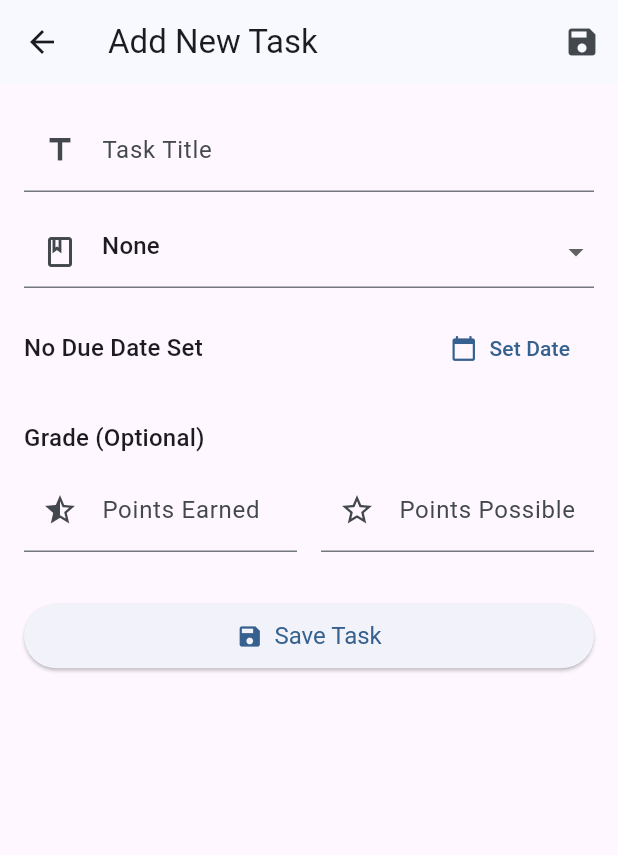
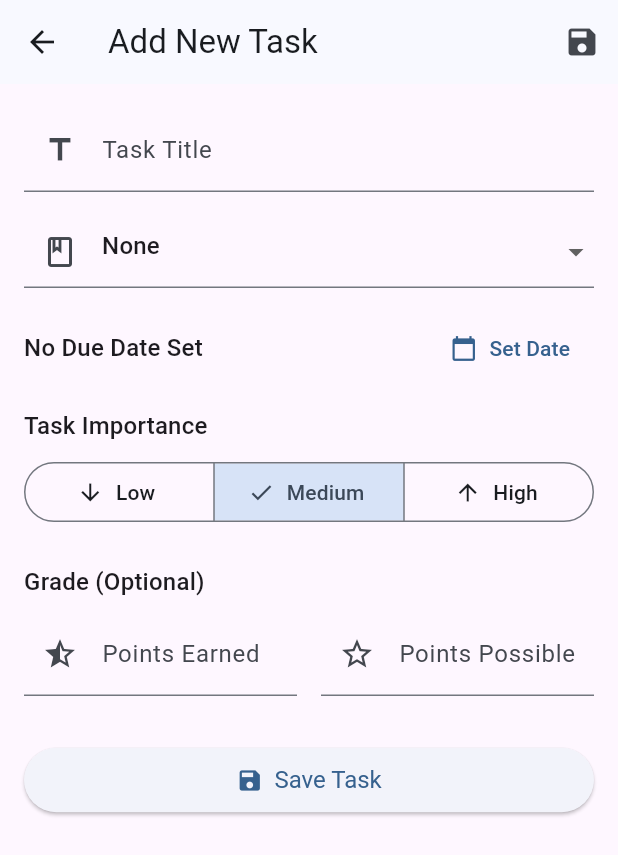
Before and after one commit to TafaraObed/happyapp, a Flutter app: the AddTaskScreen screen opened directly with empty values, on a phone screen of 412 x 824 dp. Shown: the top 855 px of the screen. Run offline on Flutter 3.47's test engine with Material 3 defaults, Android fonts, the phone set to English and light mode, and no system bars; our stand-ins replace fl_chart, flutter_animate, image_picker, shared_preferences, sqflite, table_calendar and 1 more; accounts and stored records are empty.

Commit message:
Added prioritisation and made a few bug fixes to the Courses screen and tasks screen

```diff
--- a/lib/helpers/database_helper.dart
+++ b/lib/helpers/database_helper.dart
@@ -20,7 +20,7 @@ class DatabaseHelper {
   DatabaseHelper._init();
 
   static const String _dbName = 'study_planner_v2.db'; // Increment version if schema changes
-  static const int _dbVersion = 4; // Increment version to trigger upgrades (v3->v4 for metadata)
+  static const int _dbVersion = 5; // <<< Incremented version for importance column
   static const String _prefDbVersionKey = 'db_version'; // Key for storing DB version in prefs
 
   // Table names
@@ -154,6 +154,7 @@ class DatabaseHelper {
           timeLogged TEXT,                    -- Store Duration as ISO8601 String (e.g., PT1H30M)
           createdAt TEXT NOT NULL,            -- Store as ISO8601 String
           completedAt TEXT,                   -- Store as ISO8601 String when completed
+          importance INTEGER,                 -- <<< Add importance column (nullable integer)
           FOREIGN KEY (user_id) REFERENCES $tableUsers (id) ON DELETE CASCADE
           -- Optional: FOREIGN KEY (courseId) REFERENCES $tableCourses (id)
           -- Note: Foreign key on courseId (TEXT) is trickier in SQLite if not primary key of courses
@@ -169,7 +170,22 @@ class DatabaseHelper {
   Future<void> _onUpgrade(Database db, int oldVersion, int newVersion) async {
     print("Upgrading database from v$oldVersion to v$newVersion");
 
-    // Add metadata column to courses table if upgrading to version 4
+    // Add importance column to tasks table if upgrading from version < 5
+    if (oldVersion < 5) {
+      try {
+        final tableInfo = await db.rawQuery("PRAGMA table_info($tableTasks)");
+        final hasImportance = tableInfo.any((col) => col['name'] == 'importance');
+        if (!hasImportance) {
+          print("Adding importance column to tasks table");
+          await db.execute("ALTER TABLE $tableTasks ADD COLUMN importance INTEGER");
+        }
+      } catch (e) {
+        print("ERROR adding importance column during upgrade: $e");
+        // Handle or log error appropriately
+      }
+    }
+
+    // Add metadata column to courses table if upgrading from version < 4
     if (oldVersion < 4) {
       try {
         final tableInfo = await db.rawQuery("PRAGMA table_info($tableCourses)");
--- a/lib/models/task.dart
+++ b/lib/models/task.dart
@@ -17,7 +17,8 @@ class Task {
   // Add time log list
   final List<TimeLogEntry> timeLog;
   final DateTime createdAt; // <<< Add createdAt field
-  // Add other fields later if needed (priority, notes, etc.)
+  final int? importance; // <<< Add importance field (e.g., 1=Low, 2=Medium, 3=High)
+  // Add other fields later if needed (notes, etc.)
 
   Task({
     required this.title,
@@ -29,6 +30,7 @@ class Task {
     this.pointsPossible, // Add to constructor
     List<TimeLogEntry>? timeLog, // Add to constructor
     DateTime? createdAt, // <<< Add to constructor
+    this.importance, // <<< Add importance to constructor
     String? id, // Allow providing an ID for updates
   }) : id = id ?? const Uuid().v4(),
        timeLog = timeLog ?? const [],
@@ -49,6 +51,7 @@ class Task {
     ValueGetter<double?>? pointsPossible,
     List<TimeLogEntry>? timeLog, // Add timeLog
     DateTime? createdAt,
+    int? importance, // <<< Add importance to copyWith
   }) {
     return Task(
       id: id ?? this.id,
@@ -61,6 +64,7 @@ class Task {
       pointsPossible: pointsPossible != null ? pointsPossible() : this.pointsPossible,
       timeLog: timeLog ?? this.timeLog, // Add timeLog
       createdAt: createdAt ?? this.createdAt, // Include in copyWith
+      importance: importance ?? this.importance, // <<< Add importance to copyWith
     );
   }
 
@@ -83,6 +87,8 @@ class Task {
     'pointsPossible': pointsPossible, // Add to JSON
     // Convert TimeLogEntry list to JSON list
     'timeLog': timeLog.map((entry) => entry.toJson()).toList(),
+    'createdAt': createdAt.toIso8601String(), // <<< Add createdAt to JSON
+    'importance': importance, // <<< Add importance to JSON
   };
 
   factory Task.fromJson(Map<String, dynamic> json) {
@@ -111,6 +117,7 @@ class Task {
       pointsPossible: (json['pointsPossible'] as num?)?.toDouble(),
       timeLog: parsedTimeLog, // Assign parsed list
       createdAt: DateTime.parse(json['createdAt'] as String), // Parse createdAt
+      importance: json['importance'] as int?, // <<< Parse importance (nullable int)
     );
   }
   // --- End JSON Conversion ---
@@ -131,6 +138,7 @@ class Task {
       'pointsPossible': pointsPossible,
       'timeLogged': timeLogJson, // Store timeLog as JSON string
       'createdAt': createdAt.toIso8601String(), // Store createdAt
+      'importance': importance, // <<< Add importance to DB map
       // 'user_id' is added by DatabaseHelper
     };
   }
@@ -172,6 +180,7 @@ class Task {
       pointsPossible: (map['pointsPossible'] as num?)?.toDouble(),
       timeLog: parsedTimeLog, // Use parsed timeLog
       createdAt: DateTime.parse(map['createdAt'] as String), // Parse createdAt
+      importance: map['importance'] as int?, // <<< Parse importance from DB map
     );
   }
   // --- End Database Map Conversion ---
--- a/lib/screens/add_task_screen.dart
+++ b/lib/screens/add_task_screen.dart
@@ -29,6 +29,7 @@ class _AddTaskScreenState extends State<AddTaskScreen> {
 
   String? _selectedCourseId;
   DateTime? _selectedDueDate;
+  int _selectedImportance = 2; // Default to Medium importance (1=Low, 2=Medium, 3=High)
 
   late String _appBarTitle;
   late String _saveButtonText;
@@ -44,6 +45,7 @@ class _AddTaskScreenState extends State<AddTaskScreen> {
       _selectedDueDate = task.dueDate;
       _pointsEarnedController.text = task.pointsEarned?.toString() ?? '';
       _pointsPossibleController.text = task.pointsPossible?.toString() ?? '';
+      _selectedImportance = task.importance ?? 2; // Default to Medium if not set
       _appBarTitle = 'Edit Task';
       _saveButtonText = 'Update Task';
     } else {
@@ -102,6 +104,7 @@ class _AddTaskScreenState extends State<AddTaskScreen> {
         isComplete: _isEditing ? widget.initialTask!.isComplete : false,
         pointsEarned: pointsEarned,
         pointsPossible: pointsPossible,
+        importance: _selectedImportance,
         // Ensure timeLog is preserved when editing
         timeLog: _isEditing ? widget.initialTask!.timeLog : [],
       );
@@ -174,7 +177,7 @@ class _AddTaskScreenState extends State<AddTaskScreen> {
                        value: course.id,
                        child: Text(course.name, overflow: TextOverflow.ellipsis),
                      );
-                   }).toList(),
+                   }),
                  ],
                  onChanged: (String? newValue) {
                    setState(() {
@@ -201,6 +204,37 @@ class _AddTaskScreenState extends State<AddTaskScreen> {
                    ),
                  ],
                ),
+              const SizedBox(height: 16.0),
+
+              // --- Importance Selection ---
+              Text('Task Importance', style: Theme.of(context).textTheme.titleMedium),
+              const SizedBox(height: 8.0),
+              SegmentedButton<int>(
+                segments: const [
+                  ButtonSegment<int>(
+                    value: 1,
+                    label: Text('Low'),
+                    icon: Icon(Icons.arrow_downward),
+                  ),
+                  ButtonSegment<int>(
+                    value: 2,
+                    label: Text('Medium'),
+                    icon: Icon(Icons.remove),
+                  ),
+                  ButtonSegment<int>(
+                    value: 3,
+                    label: Text('High'),
+                    icon: Icon(Icons.arrow_upward),
+                  ),
+                ],
+                selected: {_selectedImportance},
+                onSelectionChanged: (Set<int> newSelection) {
+                  setState(() {
+                    _selectedImportance = newSelection.first;
+                  });
+                },
+              ),
+
               const SizedBox(height: 24.0),
 
               // --- Grade Inputs ---
--- a/lib/screens/course_list_screen.dart
+++ b/lib/screens/course_list_screen.dart
@@ -82,7 +82,9 @@ class CourseListScreen extends StatelessWidget {
                     leading: CircleAvatar(backgroundColor: course.colorValue, radius: 15),
                     title: Text(course.name),
                     subtitle: Text(subtitle),
-                    trailing: PopupMenuButton<String>(
+                    trailing: Builder(
+                      builder: (BuildContext context) {
+                        return PopupMenuButton<String>(
                           icon: const Icon(Icons.more_vert),
                           onSelected: (value) {
                             if (value == 'edit') {
@@ -101,6 +103,8 @@ class CourseListScreen extends StatelessWidget {
                           child: ListTile(leading: Icon(Icons.delete, color: Colors.red), title: Text('Delete', style: TextStyle(color: Colors.red)))
                         ),
                           ],
+                        );
+                      },
                     ),
                   ),
                 )
--- a/lib/screens/task_detail_screen.dart
+++ b/lib/screens/task_detail_screen.dart
@@ -4,6 +4,7 @@ import 'package:intl/intl.dart';
 import '../models/task.dart';
 import '../models/course.dart';
 import 'add_task_screen.dart'; // To navigate for editing
+import '../services/prioritization_service.dart'; // For priority score calculation
 
 class TaskDetailScreen extends StatelessWidget {
   final Task task;
@@ -33,6 +34,31 @@ class TaskDetailScreen extends StatelessWidget {
     final hours = duration.inHours;
     final minutes = duration.inMinutes.remainder(60);
     return '${hours}h ${minutes}m';
+  }
+
+  // Helper to get importance text and icon
+  String _getImportanceText(int? importance) {
+    switch (importance) {
+      case 1:
+        return 'Low';
+      case 3:
+        return 'High';
+      case 2:
+      default:
+        return 'Medium';
+    }
+  }
+
+  IconData _getImportanceIcon(int? importance) {
+    switch (importance) {
+      case 1:
+        return Icons.arrow_downward;
+      case 3:
+        return Icons.arrow_upward;
+      case 2:
+      default:
+        return Icons.remove;
+    }
   }
 
   // Helper to build info rows (Icon, Label, Value)
@@ -67,6 +93,10 @@ class TaskDetailScreen extends StatelessWidget {
        final earnedStr = task.pointsEarned!.toStringAsFixed(task.pointsEarned! % 1 == 0 ? 0 : 1);
        gradeString = '$earnedStr (Points Earned)';
     }
+
+    // Calculate priority score for display
+    final priorityScore = PrioritizationService.calculatePriorityScore(task);
+    final priorityLevel = PrioritizationService.getPriorityLevelDescription(priorityScore);
 
     return Scaffold(
       appBar: AppBar(
@@ -107,7 +137,9 @@ class TaskDetailScreen extends StatelessWidget {
                    if (task.dueDate != null)
                      _buildInfoRow(context, Icons.calendar_today_outlined, 'Due Date', DateFormat.yMMMEd().format(task.dueDate!)),
                    _buildInfoRow(context, Icons.check_circle_outline, 'Status', task.isComplete ? 'Complete' : 'Incomplete'),
-                    const Divider(height: 24),
+                   _buildInfoRow(context, _getImportanceIcon(task.importance), 'Importance', _getImportanceText(task.importance)),
+                   _buildInfoRow(context, Icons.priority_high, 'Priority', '$priorityLevel (Score: ${priorityScore.toStringAsFixed(0)})'),
+                   const Divider(height: 24),
                    _buildInfoRow(context, Icons.grade_outlined, 'Grade', gradeString),
                    _buildInfoRow(context, Icons.timer_outlined, 'Time Logged', _formatDuration(task.totalTimeSpent)),
 
--- /dev/null
+++ b/lib/services/prioritization_service.dart
@@ -0,0 +1,68 @@
+import 'package:flutter/material.dart';
+import '../models/task.dart';
+import 'dart:math';
+
+/// Service for calculating task priority scores and providing prioritization logic.
+class PrioritizationService {
+  /// Calculates a priority score for a task based on importance and due date.
+  /// Higher score = higher priority.
+  static double calculatePriorityScore(Task task) {
+    double score = 0;
+    final now = DateTime.now();
+    final today = DateUtils.dateOnly(now);
+
+    // --- Importance Component ---
+    // Default to medium (2) if not set
+    int importanceValue = task.importance ?? 2; // 1=Low, 2=Medium, 3=High
+    score += importanceValue * 10; // Weight importance (e.g., High = 30 points)
+
+    // --- Urgency Component ---
+    if (task.dueDate != null) {
+      final dueDateOnly = DateUtils.dateOnly(task.dueDate!);
+      int daysUntilDue = dueDateOnly.difference(today).inDays;
+
+      if (daysUntilDue < 0) { // Overdue
+        score += 100; // Big boost for overdue
+        score += (daysUntilDue * -1); // More overdue = slightly higher score
+      } else if (daysUntilDue == 0) { // Due Today
+        score += 50; // Significant boost for today
+      } else if (daysUntilDue <= 7) { // Due within a week
+        score += (7 - daysUntilDue) * 5; // Closer = higher score (max 35 points)
+      } else {
+        // Due further out - lower score based on distance
+        score += max(0, 5 - (daysUntilDue / 7).floor()); // Small score for distant tasks
+      }
+    } else {
+      // No due date - lower base priority unless explicitly marked important
+      score -= 5; // Penalize tasks without due dates slightly
+    }
+
+    // --- Completion Status Component ---
+    // Completed tasks get lower priority
+    if (task.isComplete) {
+      score -= 50; // Significant reduction for completed tasks
+    }
+
+    // Ensure score isn't negative
+    return max(0, score);
+  }
+
+  /// Sorts a list of tasks by priority (highest priority first).
+  static List<Task> sortByPriority(List<Task> tasks) {
+    List<Task> sortedTasks = List.from(tasks);
+    sortedTasks.sort((a, b) {
+      double scoreA = calculatePriorityScore(a);
+      double scoreB = calculatePriorityScore(b);
+      return scoreB.compareTo(scoreA); // Higher score first
+    });
+    return sortedTasks;
+  }
+
+  /// Gets a priority level description based on the score.
+  static String getPriorityLevelDescription(double score) {
+    if (score >= 100) return 'Critical';
+    if (score >= 50) return 'High';
+    if (score >= 30) return 'Medium';
+    return 'Low';
+  }
+}
```
Also changed, not shown: lib/screens/task_list_screen.dart (+17 -1 lines). Lines whose indentation alone changed are shown as unchanged.
